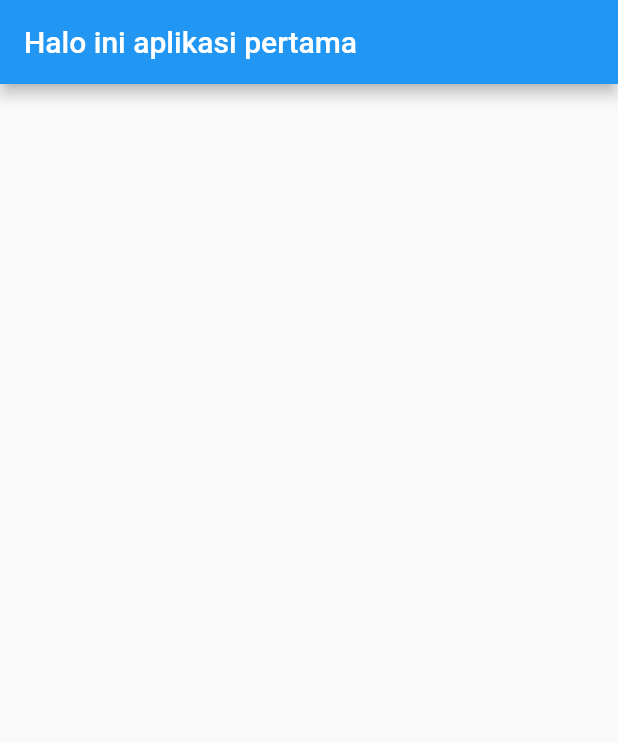
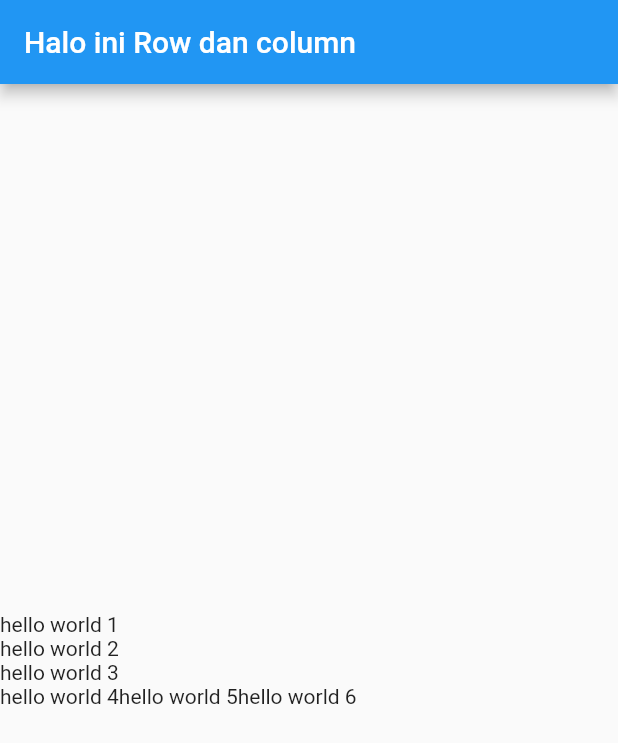
Before and after one commit to Prantoe/Flutter, a Flutter app: the screen it shows after launch, on a phone screen of 412 x 824 dp. Shown: the top 743 px of the screen. Run offline on Flutter 3.47's test engine with Material 2 defaults, Android fonts, the phone set to English and light mode, and no system bars.

Commit message:
row dan column

```diff
--- a/lib/main.dart
+++ b/lib/main.dart
@@ -8,9 +8,24 @@ class MyApp extends StatelessWidget {
     return MaterialApp(
       home: Scaffold(
         appBar: AppBar(
-          title: Text("Halo ini aplikasi pertama"),
+          title: Text("Halo ini Row dan column"),
         ),
-        body: Column()
+        body: Column(
+          mainAxisAlignment: MainAxisAlignment.center,
+          crossAxisAlignment: CrossAxisAlignment.stretch,
+          children: <Widget>[
+            Text("hello world 1"),
+            Text("hello world 2"),
+            Text("hello world 3"),
+            Row(
+              children: <Widget>[
+                Text("hello world 4"),
+                Text("hello world 5"),
+                Text("hello world 6")
+              ],
+            )
+          ],
+        )
       ),
     );
   }
```
